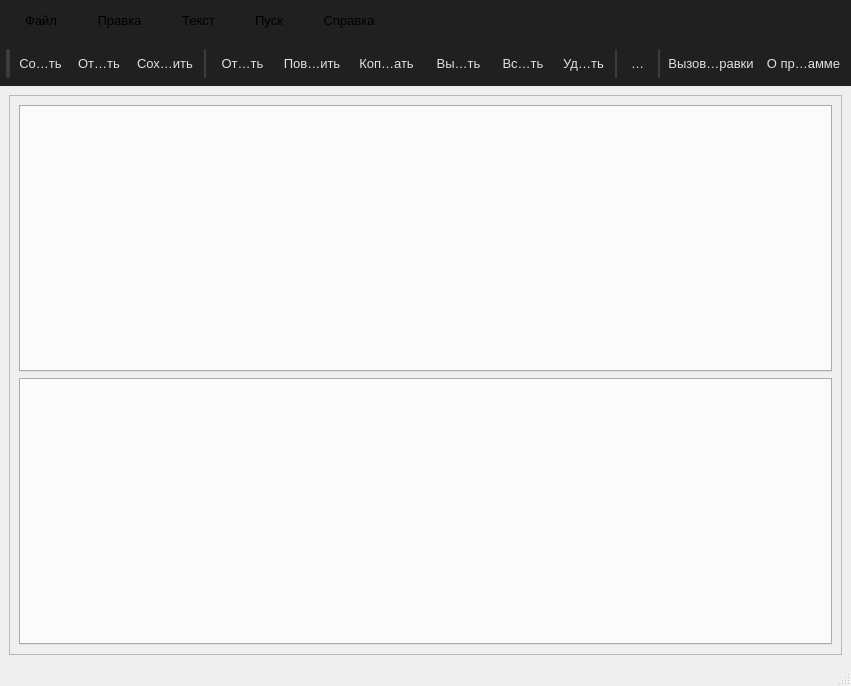
This is text_editor.ui in MaKiToShI21/Text-Editor as Qt 5 draws it before an edit. The edited form follows.
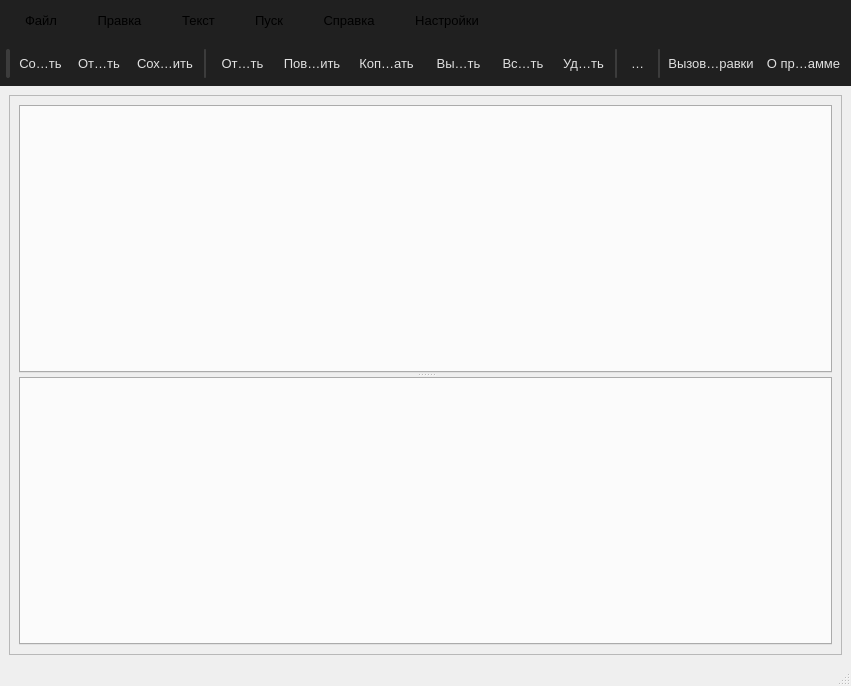
This is the edited form. Icons and pictures are not drawn.

Commit message: Implemented file opening by dragging and dropping

Patch:
```diff
--- a/text_editor.ui
+++ b/text_editor.ui
@@ -40,15 +40,52 @@
       </property>
       <layout class="QVBoxLayout" name="verticalLayout_3">
        <item>
-        <widget class="QTabWidget" name="inputTabWidget">
-         <property name="currentIndex">
-          <number>-1</number>
+        <widget class="QSplitter" name="splitter">
+         <property name="orientation">
+          <enum>Qt::Orientation::Vertical</enum>
          </property>
+         <widget class="QTabWidget" name="inputTabWidget">
+          <property name="autoFillBackground">
+           <bool>false</bool>
+          </property>
+          <property name="currentIndex">
+           <number>-1</number>
+          </property>
+          <property name="documentMode">
+           <bool>false</bool>
+          </property>
+          <property name="tabsClosable">
+           <bool>true</bool>
+          </property>
+          <property name="movable">
+           <bool>true</bool>
+          </property>
+         </widget>
+         <widget class="QTabWidget" name="outputTabWidget">
+          <property name="sizeIncrement">
+           <size>
+            <width>0</width>
+            <height>0</height>
+           </size>
+          </property>
+          <property name="autoFillBackground">
+           <bool>false</bool>
+          </property>
+          <property name="documentMode">
+           <bool>false</bool>
+          </property>
+          <property name="tabsClosable">
+           <bool>true</bool>
+          </property>
+          <property name="movable">
+           <bool>true</bool>
+          </property>
+          <property name="tabBarAutoHide">
+           <bool>false</bool>
+          </property>
+         </widget>
         </widget>
        </item>
-       <item>
-        <widget class="QTabWidget" name="outputTabWidget"/>
-       </item>
       </layout>
      </widget>
     </item>
@@ -250,7 +287,7 @@
     <addaction name="separator"/>
     <addaction name="actionSelectAll"/>
    </widget>
-   <widget class="QMenu" name="menuReference">
+   <widget class="QMenu" name="menuHelp">
     <property name="title">
      <string>Справка</string>
     </property>
@@ -269,16 +306,23 @@
     <addaction name="action_20"/>
     <addaction name="action_21"/>
    </widget>
-   <widget class="QMenu" name="menuStart">
+   <widget class="QMenu" name="menuRun">
     <property name="title">
      <string>Пуск</string>
     </property>
    </widget>
+   <widget class="QMenu" name="menuSettings">
+    <property name="title">
+     <string>Настройки</string>
+    </property>
+    <addaction name="actionLanguage"/>
+   </widget>
    <addaction name="menuFile"/>
    <addaction name="menuEdit"/>
    <addaction name="menuText"/>
-   <addaction name="menuStart"/>
-   <addaction name="menuReference"/>
+   <addaction name="menuRun"/>
+   <addaction name="menuHelp"/>
+   <addaction name="menuSettings"/>
   </widget>
   <action name="actionUndo">
    <property name="icon">
```
Left out of the diff: 14 changed lines with no effect on the pictures. The commit also changes 1 other file.
